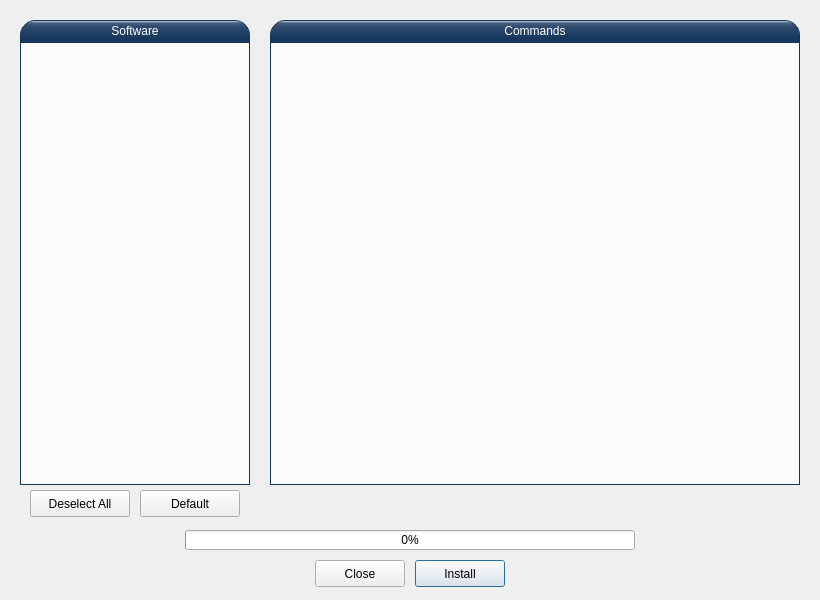
Above: UI/install2.ui from ainfosec/FISSURE before the change. Below: the same form after it.
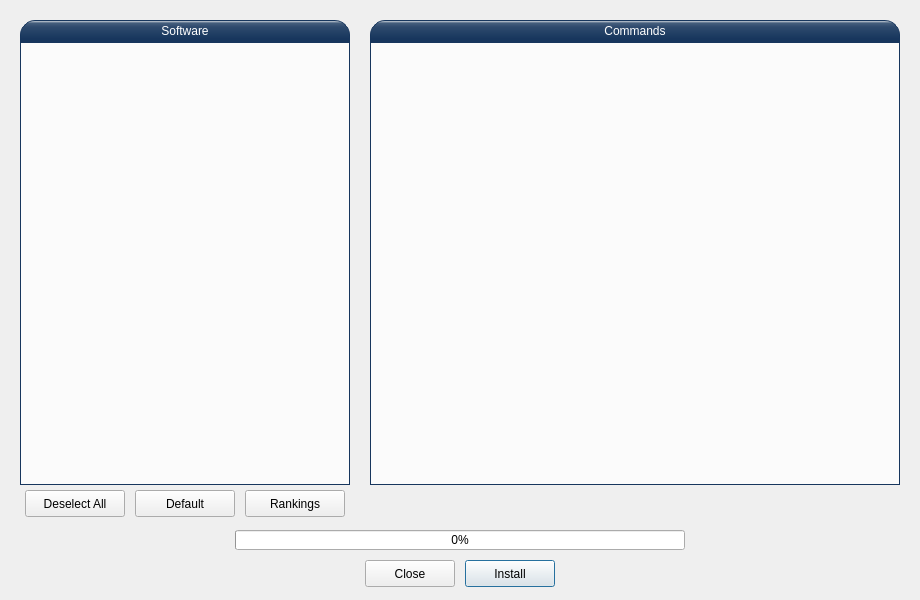
That is the form after the change.

Commit message: Program size estimates for install

What changed in the file:
```diff
--- a/UI/install2.ui
+++ b/UI/install2.ui
@@ -6,7 +6,7 @@
    <rect>
     <x>0</x>
     <y>0</y>
-    <width>820</width>
+    <width>920</width>
     <height>600</height>
    </rect>
   </property>
@@ -16,7 +16,7 @@
   <widget class="QPushButton" name="pushButton_ok">
    <property name="geometry">
     <rect>
-     <x>415</x>
+     <x>465</x>
      <y>560</y>
      <width>90</width>
      <height>27</height>
@@ -29,7 +29,7 @@
   <widget class="QPushButton" name="pushButton_cancel">
    <property name="geometry">
     <rect>
-     <x>315</x>
+     <x>365</x>
      <y>560</y>
      <width>90</width>
      <height>27</height>
@@ -42,7 +42,7 @@
   <widget class="QPushButton" name="pushButton_default">
    <property name="geometry">
     <rect>
-     <x>140</x>
+     <x>135</x>
      <y>490</y>
      <width>100</width>
      <height>27</height>
@@ -55,7 +55,7 @@
   <widget class="QPushButton" name="pushButton_deselect">
    <property name="geometry">
     <rect>
-     <x>30</x>
+     <x>25</x>
      <y>490</y>
      <width>100</width>
      <height>27</height>
@@ -68,7 +68,7 @@
   <widget class="QPlainTextEdit" name="plainTextEdit1">
    <property name="geometry">
     <rect>
-     <x>270</x>
+     <x>370</x>
      <y>42</y>
      <width>530</width>
      <height>443</height>
@@ -101,7 +101,7 @@
     <rect>
      <x>20</x>
      <y>20</y>
-     <width>230</width>
+     <width>330</width>
      <height>22</height>
     </rect>
    </property>
@@ -128,7 +128,7 @@
   <widget class="QLabel" name="label2">
    <property name="geometry">
     <rect>
-     <x>270</x>
+     <x>370</x>
      <y>20</y>
      <width>530</width>
      <height>22</height>
@@ -157,7 +157,7 @@
   <widget class="QProgressBar" name="progressBar1">
    <property name="geometry">
     <rect>
-     <x>185</x>
+     <x>235</x>
      <y>530</y>
      <width>450</width>
      <height>20</height>
@@ -181,7 +181,7 @@
     <rect>
      <x>20</x>
      <y>42</y>
-     <width>230</width>
+     <width>330</width>
      <height>443</height>
     </rect>
    </property>
@@ -227,6 +227,19 @@
     </property>
    </column>
   </widget>
+  <widget class="QPushButton" name="pushButton_rankings">
+   <property name="geometry">
+    <rect>
+     <x>245</x>
+     <y>490</y>
+     <width>100</width>
+     <height>27</height>
+    </rect>
+   </property>
+   <property name="text">
+    <string>Rankings</string>
+   </property>
+  </widget>
   <zorder>treeWidget_software</zorder>
   <zorder>pushButton_ok</zorder>
   <zorder>pushButton_cancel</zorder>
```
Left out of the diff: 1 changed line with no effect on the pictures. The commit also changes 10 other files.
